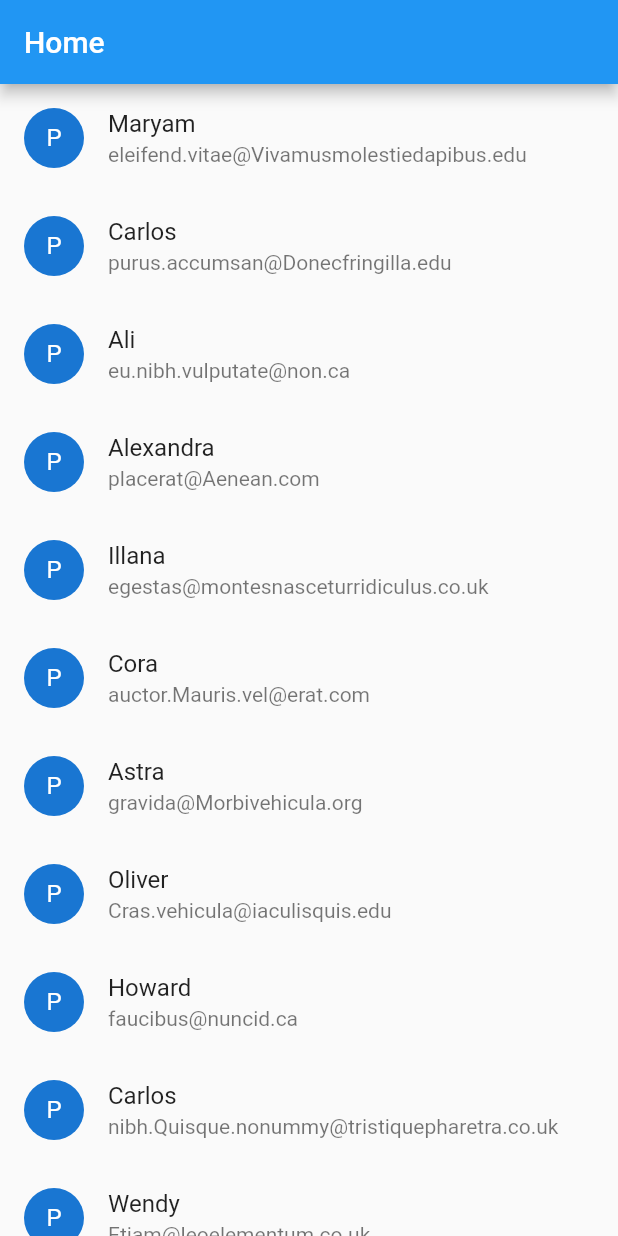
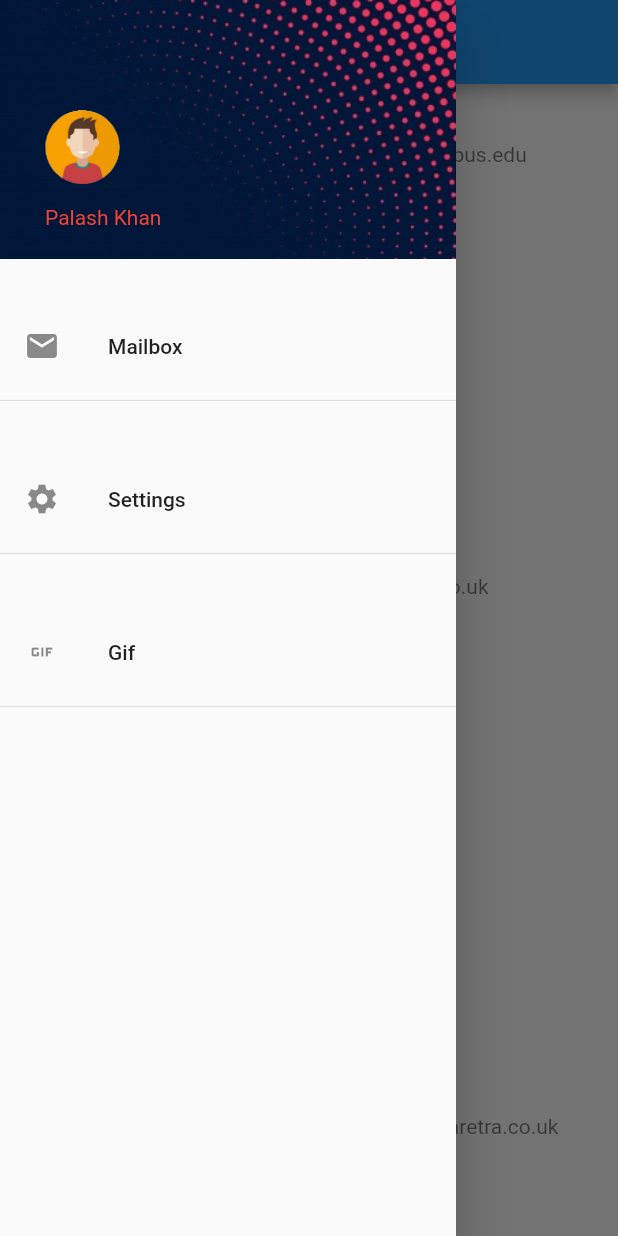
Before and after one commit to aip777/flutter, a Flutter app: the screen it shows after launch, with the side drawer open (before the commit the screen has no drawer), on a phone screen of 412 x 824 dp. Run offline on Flutter 3.47's test engine with Material 2 defaults, Android fonts, the phone set to English and light mode, and no system bars.

Commit message:
Drawer Design

```diff
--- a/lib/main.dart
+++ b/lib/main.dart
@@ -37,6 +37,46 @@ class HomePage extends StatelessWidget{
 
       return Scaffold(
         appBar: new AppBar(title: new Text('Home')),
+        drawer: Drawer(
+          child: ListView(
+            children: <Widget>[
+              Stack(
+                children: <Widget>[
+                  Image.asset("assets/images/image3.png"),
+                  Positioned(
+                    left: 30,
+                    bottom: 50,
+                    child: Container(height: 50, width: 50, child: Image.asset("assets/images/avatar.png"),),
+                  ),
+                  Positioned(
+                    left: 30,
+                    bottom: 20,
+                    child: Text("Palash Khan", style: TextStyle(color: Colors.red),),
+                  ),
+                ],
+              ),
+              SizedBox(height: 30,),
+              ListTile(
+                leading: Icon(Icons.mail),
+                title: Text("Mailbox"),
+              ),
+              Divider(),
+
+              SizedBox(height: 30,),
+              ListTile(
+                leading: Icon(Icons.settings),
+                title: Text("Settings"),
+              ),
+              Divider(),
+              SizedBox(height: 30,),
+              ListTile(
+                leading: Icon(Icons.gif),
+                title: Text("Gif"),
+              ),
+              Divider(),
+            ],
+          ),
+        ),
         body: ListView.builder(
                 itemCount:people.length,
                 itemBuilder: (BuildContext context, int index){
@@ -44,7 +84,7 @@ class HomePage extends StatelessWidget{
                     children: <Widget>[
                       ListTile(
                         leading: CircleAvatar(
-                          child: Text("P"),
+                          child: Text(people[index]['name'][0]),
                         ),
                         title: Text(people[index] ['name']),
                         subtitle: Text(people[index]["email"]),
--- a/pubspec.yaml
+++ b/pubspec.yaml
@@ -46,6 +46,10 @@ flutter:
     - assets/images/image1.png
     - assets/images/images.jpg
     - assets/images/images.png
+    - assets/images/blank.jpg
+    - assets/images/profile.jpg
+    - assets/images/image3.png
+    - assets/images/avatar.png
 #    - assets/images/ima.jpeg
 
   # An image asset can refer to one or more resolution-specific "variants", see
```
Also changed, not shown: assets/images/avatar.png (added), assets/images/blank.jpg (added), assets/images/image2.png (added), assets/images/image3.png (added), assets/images/profile.jpg (added).
